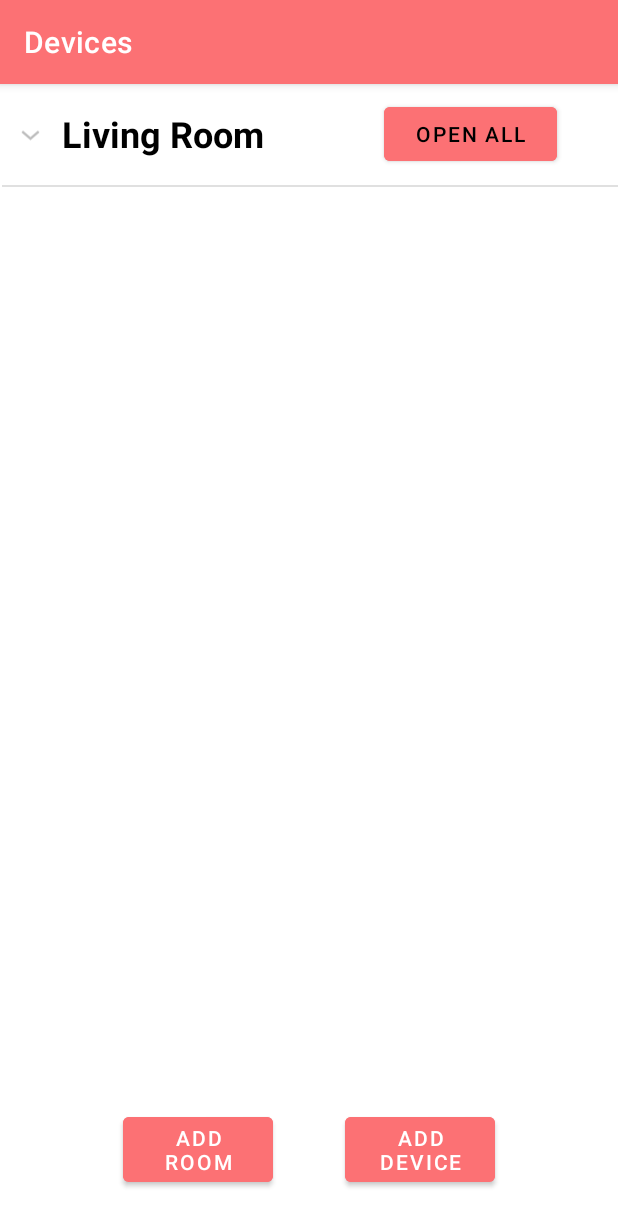
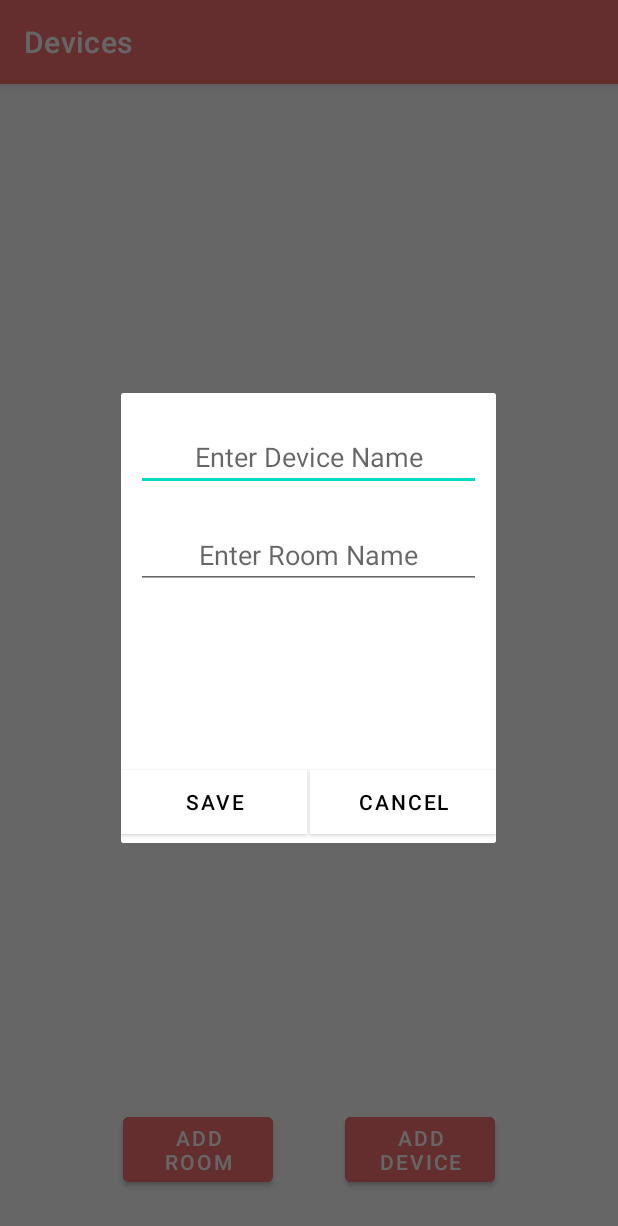
Before and after one commit to ETS-Android5/Automatic-Curtain-Android-App, an Android app: the HomeActivity screen opened directly, with no data from a screen before it, after a tap on "ADD DEVICE", on a phone screen of 412 x 824 dp. Shown: the top 1226 px of the screen. Run offline under Robolectric (Android 15) with nearby library versions, the phone set to English and light mode, and no system bars.

Commit message:
fixed a bug with expandable list view not crashing the app

```diff
--- a/COEN390_EZCurtains/app/src/main/java/team_10/example/coen390_ezcurtains/Controllers/DatabaseHelper.java
+++ b/COEN390_EZCurtains/app/src/main/java/team_10/example/coen390_ezcurtains/Controllers/DatabaseHelper.java
@@ -6,7 +6,12 @@ import android.database.Cursor;
 import android.database.sqlite.SQLiteDatabase;
 import android.database.sqlite.SQLiteOpenHelper;
 
+import androidx.annotation.NonNull;
 import androidx.annotation.Nullable;
+
+import java.util.ArrayList;
+import java.util.HashMap;
+import java.util.List;
 
 import team_10.example.coen390_ezcurtains.DBConfig;
 import team_10.example.coen390_ezcurtains.Models.Device;
@@ -26,8 +31,7 @@ public class DatabaseHelper extends SQLiteOpenHelper {
     public void onCreate(SQLiteDatabase dB) {
         // Create user table
         dB.execSQL("CREATE TABLE "+DBConfig.TABLE_USERS+"( "
-                +DBConfig.COLUMN_ID+" INTEGER PRIMARY KEY AUTOINCREMENT NOT NULL, "
-                +DBConfig.COLUMN_USERS_USERNAME+" TEXT NOT NULL,"
+                +DBConfig.COLUMN_USERS_USERNAME+" TEXT PRIMARY KEY NOT NULL,"
                 +DBConfig.COLUMN_USERS_PASSWORD+" TEXT NOT NULL "+")");
 
         // Create device table
@@ -47,6 +51,11 @@ public class DatabaseHelper extends SQLiteOpenHelper {
                 +DBConfig.COLUMN_ID+" INTEGER PRIMARY KEY AUTOINCREMENT NOT NULL, "
                 +DBConfig.COLUMN_SCHEDULES_OPEN+" TEXT NOT NULL, "
                 +DBConfig.COLUMN_SCHEDULES_CLOSE+" TEXT NOT NULL "+")");
+
+//        User user = new User();
+//        user.setUserName("Zeineb");
+//        user.setPassword("Team10!");
+//        insertUser(user);
     }
 
     @Override
@@ -79,8 +88,8 @@ public class DatabaseHelper extends SQLiteOpenHelper {
         contentValues.put(DBConfig.COLUMN_DEVICES_NAME, device.getDeviceName());
         contentValues.put(DBConfig.COLUMN_DEVICES_ROOM, device.getRoomName());
         contentValues.put(DBConfig.COLUMN_DEVICES_SCHEDULE, device.getScheduleID());
-        // Insert row int user table
-        id = dB.insert(DBConfig.TABLE_USERS, null, contentValues);
+        // Insert row into user table
+        id = dB.insert(DBConfig.TABLE_DEVICES, null, contentValues);
         dB.close();
         return id;
     }
@@ -90,8 +99,8 @@ public class DatabaseHelper extends SQLiteOpenHelper {
         SQLiteDatabase dB = this.getWritableDatabase();
         ContentValues contentValues = new ContentValues();
         contentValues.put(DBConfig.COLUMN_ROOMS_NAME, room.getRoomName());
-        // Insert row int user table
-        id = dB.insert(DBConfig.TABLE_USERS, null, contentValues);
+        // Insert row into room table
+        id = dB.insert(DBConfig.TABLE_ROOMS, null, contentValues);
         dB.close();
         return id;
     }
@@ -130,5 +139,47 @@ public class DatabaseHelper extends SQLiteOpenHelper {
         return schedule;
     }
 
+    // Get hashmap with room-device pairs
+    public HashMap<String, List<Device>> getDevices() {
+        HashMap<String, List<Device>> childrenList = new HashMap<>();
+        SQLiteDatabase db = this.getReadableDatabase();
+        String query = "SELECT * FROM "+DBConfig.TABLE_DEVICES;
+        Cursor cursor = db.rawQuery(query,null);
 
+        if (cursor.moveToFirst()) {
+            do {
+                Device device = new Device();
+                device.setDeviceName(cursor.getString((cursor.getColumnIndex(DBConfig.COLUMN_DEVICES_NAME))));
+                device.setRoomName(cursor.getString((cursor.getColumnIndex(DBConfig.COLUMN_DEVICES_ROOM))));
+                device.setScheduleID(cursor.getInt((cursor.getColumnIndex(DBConfig.COLUMN_DEVICES_SCHEDULE))));
+
+                // Check if key is present, if not add key with new list
+                if (!(childrenList.containsKey(device.getRoomName()))) {
+                    childrenList.put(device.getRoomName(), new ArrayList<Device>());
+                }
+                childrenList.get(device.getRoomName()).add(device);
+
+            }while (cursor.moveToNext());
+        }
+        return childrenList;
+    }
+
+    // Get rooms
+    public List<Room> getRooms() {
+        List<Room> roomList = new ArrayList<>();
+        SQLiteDatabase db = this.getReadableDatabase();
+        String query = "SELECT * FROM "+DBConfig.TABLE_ROOMS;
+        Cursor cursor = db.rawQuery(query,null);
+
+        if (cursor.moveToFirst()) {
+            do {
+                Room room = new Room();
+                room.setRoomName(cursor.getString((cursor.getColumnIndex(DBConfig.COLUMN_ROOMS_NAME))));
+                roomList.add(room);
+            }while (cursor.moveToNext());
+        }
+        return roomList;
+    }
+
+    // Get user
 }
--- a/COEN390_EZCurtains/app/src/main/java/team_10/example/coen390_ezcurtains/ExpandableListAdapter.java
+++ b/COEN390_EZCurtains/app/src/main/java/team_10/example/coen390_ezcurtains/ExpandableListAdapter.java
@@ -15,12 +15,15 @@ import org.w3c.dom.Text;
 import java.util.HashMap;
 import java.util.List;
 
+import team_10.example.coen390_ezcurtains.Models.Device;
+import team_10.example.coen390_ezcurtains.Models.Room;
+
 public class ExpandableListAdapter extends BaseExpandableListAdapter {
     private Context context;
-    private List<String> list_header; // room names
-    private HashMap<String, List<String>> list_child; // device names
+    private List<Room> list_header; // rooms
+    private HashMap<String, List<Device>> list_child; // device
 
-    public ExpandableListAdapter(Context context, List<String> list_header, HashMap<String, List<String>> list_child) {
+    public ExpandableListAdapter(Context context, List<Room> list_header, HashMap<String, List<Device>> list_child) {
         this.context = context;
         this.list_child = list_child;
         this.list_header = list_header;
@@ -33,17 +36,17 @@ public class ExpandableListAdapter extends BaseExpandableListAdapter {
 
     @Override
     public int getChildrenCount(int i) {
-        return this.list_child.get(this.list_header.get(i)).size();
+        return this.list_child.get(this.list_header.get(i).getRoomName()).size();
     }
 
     @Override
-    public Object getGroup(int groupPosition) {
+    public Room getGroup(int groupPosition) {
         return this.list_header.get(groupPosition);
     }
 
     @Override
-    public Object getChild(int groupPosition, int childPosition) {
-        return this.list_child.get(this.list_header.get(groupPosition)).get(childPosition);
+    public Device getChild(int groupPosition, int childPosition) {
+        return this.list_child.get(this.list_header.get(groupPosition).getRoomName()).get(childPosition);
     }
 
     @Override
@@ -63,38 +66,29 @@ public class ExpandableListAdapter extends BaseExpandableListAdapter {
 
     @Override
     public View getGroupView(int headerPosition, boolean isExpanded, View view, ViewGroup viewGroup) {
-        String headerTitle = (String) getGroup(headerPosition);
+        Room header = getGroup(headerPosition);
         if (view == null) {
             LayoutInflater inflater = (LayoutInflater) this.context.getSystemService(Context.LAYOUT_INFLATER_SERVICE);
             view = inflater.inflate(R.layout.row_layout, null);
         }
 
-        TextView text_header = (TextView) view.findViewById(R.id.text_room_name);
+        TextView text_header = view.findViewById(R.id.text_room_name);
         text_header.setTypeface(null, Typeface.BOLD);
-        text_header.setText(headerTitle);
+        text_header.setText(header.getRoomName());
         return view;
     }
 
     @Override
     public View getChildView(int headerPosition, final int childPosition, boolean isLastChild, View view, ViewGroup viewGroup) {
-        String childText = (String) getChild(headerPosition, childPosition);
+        Device child = getChild(headerPosition, childPosition);
         if (view == null) {
             LayoutInflater inflater = (LayoutInflater) this.context.getSystemService(Context.LAYOUT_INFLATER_SERVICE);
             view = inflater.inflate(R.layout.subitem_layout, null);
         }
 
-        TextView text_child = (TextView) view.findViewById(R.id.text_device_name);
-        TextView add_schedule = (TextView) view.findViewById(R.id.text_add_schedule);
-        text_child.setText(childText);
-
-        add_schedule.setOnClickListener(new View.OnClickListener() {
-            @Override
-            public void onClick(View view) {
-                Intent intent = new Intent(context, ScheduleActivity.class);
-                view.getContext().startActivity(intent);
-                // Pass device schedule data if not null
-            }
-        });
+        TextView text_child = view.findViewById(R.id.text_device_name);
+        TextView add_schedule = view.findViewById(R.id.text_add_schedule);
+        text_child.setText(child.getDeviceName());
 
         return view;
     }
--- a/COEN390_EZCurtains/app/src/main/java/team_10/example/coen390_ezcurtains/HomeActivity.java
+++ b/COEN390_EZCurtains/app/src/main/java/team_10/example/coen390_ezcurtains/HomeActivity.java
@@ -2,6 +2,7 @@ package team_10.example.coen390_ezcurtains;
 
 import android.content.Intent;
 import android.os.Bundle;
+import android.provider.ContactsContract;
 import android.view.View;
 import android.widget.Button;
 import android.widget.ExpandableListView;
@@ -15,33 +16,33 @@ import java.util.ArrayList;
 import java.util.HashMap;
 import java.util.List;
 
+import team_10.example.coen390_ezcurtains.Controllers.DatabaseHelper;
+import team_10.example.coen390_ezcurtains.Models.Device;
+import team_10.example.coen390_ezcurtains.Models.Room;
+
 public class HomeActivity extends AppCompatActivity {
     protected ExpandableListView expandableListView;
     protected ExpandableListAdapter adapter;
-    protected List<String> list_room_names;
-    protected HashMap<String, List<String>> list_devices;
+    protected List<Room> list_room_names;
+    protected HashMap<String, List<Device>> list_devices;
     protected Button btn_addRoom, btn_addDevice;
 
     @Override
     protected void onCreate(Bundle savedInstanceState) {
         super.onCreate(savedInstanceState);
         setContentView(R.layout.homepage_layout);
-        list_room_names = new ArrayList<String>();
-        list_devices = new HashMap<String, List<String>>();
+        list_room_names = new ArrayList<>();
+        list_devices = new HashMap<>();
 
         // Initialize toolbar with title
         Toolbar toolbar = findViewById(R.id.toolbar);
         setSupportActionBar(toolbar);
         getSupportActionBar().setTitle("Devices");
 
-        loadList();
         expandableListView = findViewById(R.id.list);
-        adapter = new ExpandableListAdapter(HomeActivity.this, list_room_names, list_devices);
-
-        expandableListView.setAdapter(adapter);
         btn_addRoom = findViewById(R.id.btn_add_room);
         btn_addDevice = findViewById(R.id.btn_add_device);
-
+        //loadList();
 
         // is add room button really necessary?
         btn_addRoom.setOnClickListener(new View.OnClickListener() {
@@ -60,21 +61,29 @@ public class HomeActivity extends AppCompatActivity {
         });
     }
 
+    @Override
+    protected void onResume() {
+        super.onResume();
+        loadList();
+    }
+
     // Add device
-    private void addDevice() {
+    public void addDevice() {
+        InsertDeviceFragment fragment = new InsertDeviceFragment();
+        fragment.show(getSupportFragmentManager(), "Insert Device");
+        loadList();
     }
 
     // Load expandable list view
-    private void loadList() {
-        // Temporary data to access schedule activity
-        list_room_names.add("Living Room");
-        List<String> living_room = new ArrayList<>();
-        living_room.add("Left Window");
-        living_room.add("Right Window");
-        list_devices.put(list_room_names.get(0), living_room);
+    public void loadList() {
+        DatabaseHelper dbHelper = new DatabaseHelper((getBaseContext()));
+        list_room_names = dbHelper.getRooms();
+        list_devices = dbHelper.getDevices();
+        adapter = new ExpandableListAdapter(HomeActivity.this, list_room_names, list_devices);
+        expandableListView.setAdapter(adapter);
     }
 
-    protected void openSchedule() {
+    public void openSchedule() {
         Intent intent = new Intent(this, ScheduleActivity.class);
         startActivity(intent);
 
--- a/COEN390_EZCurtains/app/src/main/java/team_10/example/coen390_ezcurtains/InsertDeviceFragment.java
+++ b/COEN390_EZCurtains/app/src/main/java/team_10/example/coen390_ezcurtains/InsertDeviceFragment.java
@@ -1,7 +1,63 @@
 package team_10.example.coen390_ezcurtains;
+
+import android.os.Bundle;
+import android.provider.ContactsContract;
+import android.view.LayoutInflater;
+import android.view.View;
+import android.view.ViewGroup;
+import android.widget.Button;
+import android.widget.EditText;
+import android.widget.Toast;
 
 import androidx.fragment.app.DialogFragment;
 
+import team_10.example.coen390_ezcurtains.Controllers.DatabaseHelper;
+import team_10.example.coen390_ezcurtains.Models.Device;
+import team_10.example.coen390_ezcurtains.Models.Room;
+
 public class InsertDeviceFragment extends DialogFragment {
+    protected EditText roomName, deviceName;
+    protected Button btn_save, btn_cancel;
 
+    public InsertDeviceFragment() {
+        // Required empty public constructor
+    }
+
+    @Override
+    public View onCreateView(LayoutInflater inflater, ViewGroup container, Bundle savedInstanceState) {
+        // Inflate the layout for this fragment
+        View view = inflater.inflate(R.layout.fragment_insert_device, container, false);
+        deviceName = view.findViewById(R.id.enter_deviceName);
+        roomName = view.findViewById(R.id.enter_roomName);
+        btn_save = view.findViewById(R.id.btn_save);
+        btn_cancel = view.findViewById(R.id.btn_cancel);
+        DatabaseHelper dbHelper = new DatabaseHelper(getActivity());
+
+        btn_cancel.setOnClickListener(new View.OnClickListener() {
+            @Override
+            public void onClick(View view) { dismiss(); }
+        });
+
+        btn_save.setOnClickListener(new View.OnClickListener() {
+            @Override
+            public void onClick(View view) {
+                String name = deviceName.getText().toString();
+                String room = roomName.getText().toString();
+                int scheduleID = 0;
+
+                if (!(name.equals("") || room.equals(""))) {
+                    // Save in db
+                    dbHelper.insertDevice(new Device(scheduleID, name, room));
+                    dbHelper.insertRoom(new Room(room));
+                    ((HomeActivity)getActivity()).loadList();
+                    dismiss();
+                    Toast.makeText(getActivity(), "Device saved successfully!", Toast.LENGTH_SHORT).show();
+                }
+                else {
+                    Toast.makeText(getActivity(), "Fill all fields", Toast.LENGTH_SHORT).show();
+                }
+            }
+        });
+        return view;
+    }
 }
--- a/COEN390_EZCurtains/app/src/main/java/team_10/example/coen390_ezcurtains/Models/Room.java
+++ b/COEN390_EZCurtains/app/src/main/java/team_10/example/coen390_ezcurtains/Models/Room.java
@@ -4,8 +4,9 @@ public class Room {
     private int rID;
     private String roomName;
 
-    public Room(int rID, String roomName) {
-        this.rID = rID;
+    public Room() {}
+
+    public Room(String roomName) {
         this.roomName = roomName;
     }
 
--- a/COEN390_EZCurtains/app/src/main/java/team_10/example/coen390_ezcurtains/Models/Schedule.java
+++ b/COEN390_EZCurtains/app/src/main/java/team_10/example/coen390_ezcurtains/Models/Schedule.java
@@ -9,8 +9,7 @@ public class Schedule {
 
     public Schedule() {}
 
-    public Schedule(int scheduleID, String openTime, String closeTime) {
-        this.scheduleID = scheduleID;
+    public Schedule(String openTime, String closeTime) {
         this.openTime = openTime;
         this.closeTime = closeTime;
     }
--- /dev/null
+++ b/COEN390_EZCurtains/app/src/main/res/layout/fragment_insert_device.xml
@@ -0,0 +1,60 @@
+<?xml version="1.0" encoding="utf-8"?>
+<FrameLayout xmlns:android="http://schemas.android.com/apk/res/android"
+    android:layout_width="match_parent"
+    android:layout_height="match_parent"
+    xmlns:tool="http://schemas.android.com/tools"
+    xmlns:app="http://schemas.android.com/apk/res-auto"
+    tool:context=".InsertDeviceFragment">
+
+    <RelativeLayout
+        android:layout_width="250dp"
+        android:layout_height="300dp"
+        android:background="@color/white">
+
+        <EditText
+            android:id="@+id/enter_deviceName"
+            android:layout_width="230dp"
+            android:layout_height="wrap_content"
+            android:gravity="center_horizontal"
+            android:layout_centerHorizontal="true"
+            android:hint="Enter Device Name"
+            android:layout_marginTop="20dp"
+            android:digits="0123456789abcdefghijklmnopqrstuvwxyzABCDEFGHIJKLMNOPQRSTUVWXYZ-' "/>
+
+        <EditText
+            android:id="@+id/enter_roomName"
+            android:layout_width="230dp"
+            android:layout_height="wrap_content"
+            android:layout_below="@+id/enter_deviceName"
+            android:gravity="center_horizontal"
+            android:layout_centerHorizontal="true"
+            android:layout_marginTop="20dp"
+            android:hint="Enter Room Name"
+            android:digits="0123456789abcdefghijklmnopqrstuvwxyzABCDEFGHIJKLMNOPQRSTUVWXYZ-' "/>/>
+
+        <Button
+            android:id="@+id/btn_save"
+            android:layout_width="124dp"
+            android:layout_height="55dp"
+            android:layout_marginTop="245dp"
+            android:backgroundTint="@color/white"
+            android:elevation="4dp"
+            android:text="SAVE"
+            android:textColor="@color/black"
+            app:cornerRadius="0dp" />
+
+        <Button
+            android:id="@+id/btn_cancel"
+            android:layout_width="124dp"
+            android:layout_height="55dp"
+            android:layout_marginStart="126dp"
+            android:layout_marginTop="245dp"
+            android:backgroundTint="@color/white"
+            android:elevation="4dp"
+            android:text="CANCEL"
+            android:textColor="@color/black"
+            app:cornerRadius="0dp" />
+
+    </RelativeLayout>
+
+</FrameLayout>
--- a/COEN390_EZCurtains/app/src/main/res/layout/subitem_layout.xml
+++ b/COEN390_EZCurtains/app/src/main/res/layout/subitem_layout.xml
@@ -17,7 +17,6 @@
             android:layout_marginStart="50dp"
             android:layout_gravity="center_vertical"
             android:text="Device Name"
-            android:textColor="#000"
             android:textSize="20sp"/>
 
         <Button
@@ -40,8 +39,7 @@
             android:text="add schedule"
             android:drawableLeft="@drawable/ic_add"
             android:drawablePadding="5dp"
-            android:gravity="center_vertical"
-            android:clickable="true"/>
+            android:gravity="center_vertical"/>
 
     </LinearLayout>
 
--- a/COEN390_EZCurtains/app/src/main/res/values-night/themes.xml
+++ /dev/null
@@ -1,16 +0,0 @@
-<resources xmlns:tools="http://schemas.android.com/tools">
-    <!-- Base application theme. -->
-    <style name="Theme.COEN390_EZCurtains" parent="Theme.MaterialComponents.DayNight.NoActionBar">
-        <!-- Primary brand color. -->
-        <item name="colorPrimary">@color/purple_200</item>
-        <item name="colorPrimaryVariant">@color/purple_700</item>
-        <item name="colorOnPrimary">@color/black</item>
-        <!-- Secondary brand color. -->
-        <item name="colorSecondary">@color/teal_200</item>
-        <item name="colorSecondaryVariant">@color/teal_200</item>
-        <item name="colorOnSecondary">@color/black</item>
-        <!-- Status bar color. -->
-        <item name="android:statusBarColor" tools:targetApi="l">?attr/colorPrimaryVariant</item>
-        <!-- Customize your theme here. -->
-    </style>
-</resources>
--- a/COEN390_EZCurtains/app/src/main/res/values/themes.xml
+++ b/COEN390_EZCurtains/app/src/main/res/values/themes.xml
@@ -1,6 +1,6 @@
 <resources xmlns:tools="http://schemas.android.com/tools">
     <!-- Base application theme. -->
-    <style name="Theme.COEN390_EZCurtains" parent="Theme.MaterialComponents.DayNight.NoActionBar">
+    <style name="Theme.COEN390_EZCurtains" parent="Theme.MaterialComponents.Light.NoActionBar">
         <!-- Primary brand color. -->
         <item name="colorPrimary">@color/purple_500</item>
         <item name="colorPrimaryVariant">@color/purple_700</item>
```
Also changed, not shown: COEN390_EZCurtains/app/src/main/java/team_10/example/coen390_ezcurtains/Login_Activity.java (+11 -56 lines), COEN390_EZCurtains/app/src/main/java/team_10/example/coen390_ezcurtains/Models/Device.java (+3 -11 lines), COEN390_EZCurtains/app/src/main/java/team_10/example/coen390_ezcurtains/Models/User.java (+4 -6 lines), 36 other files.
